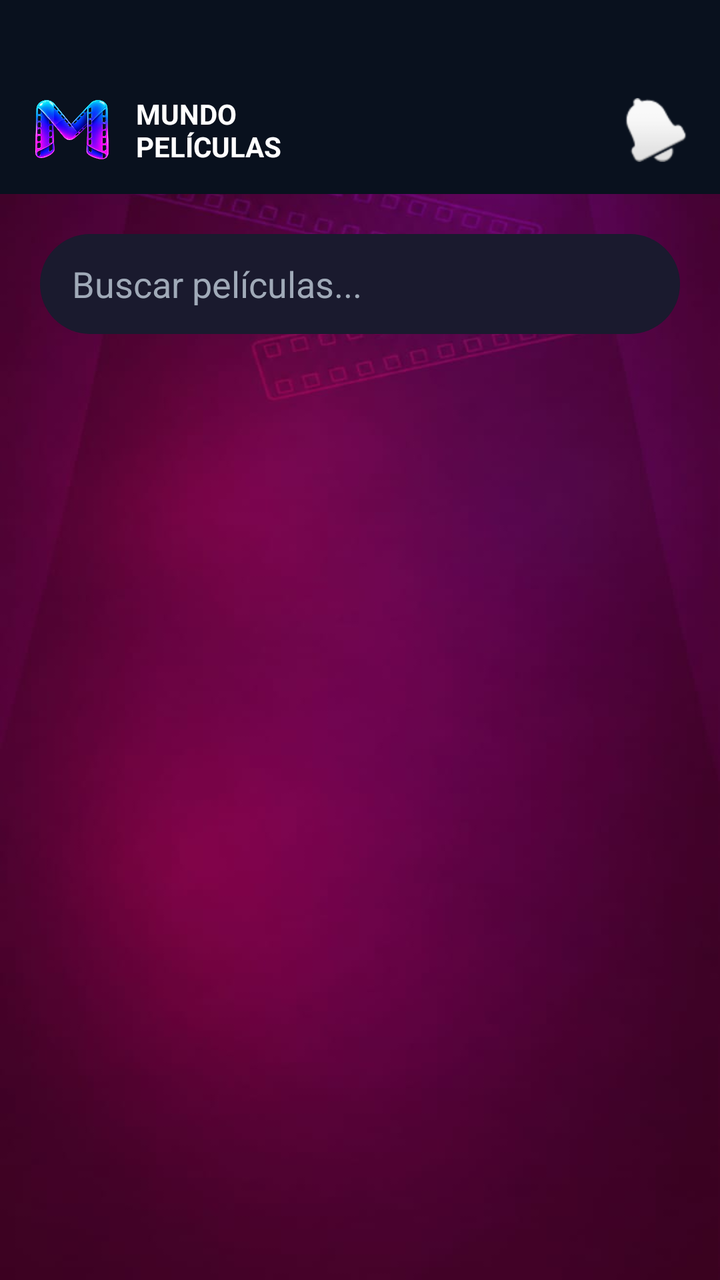
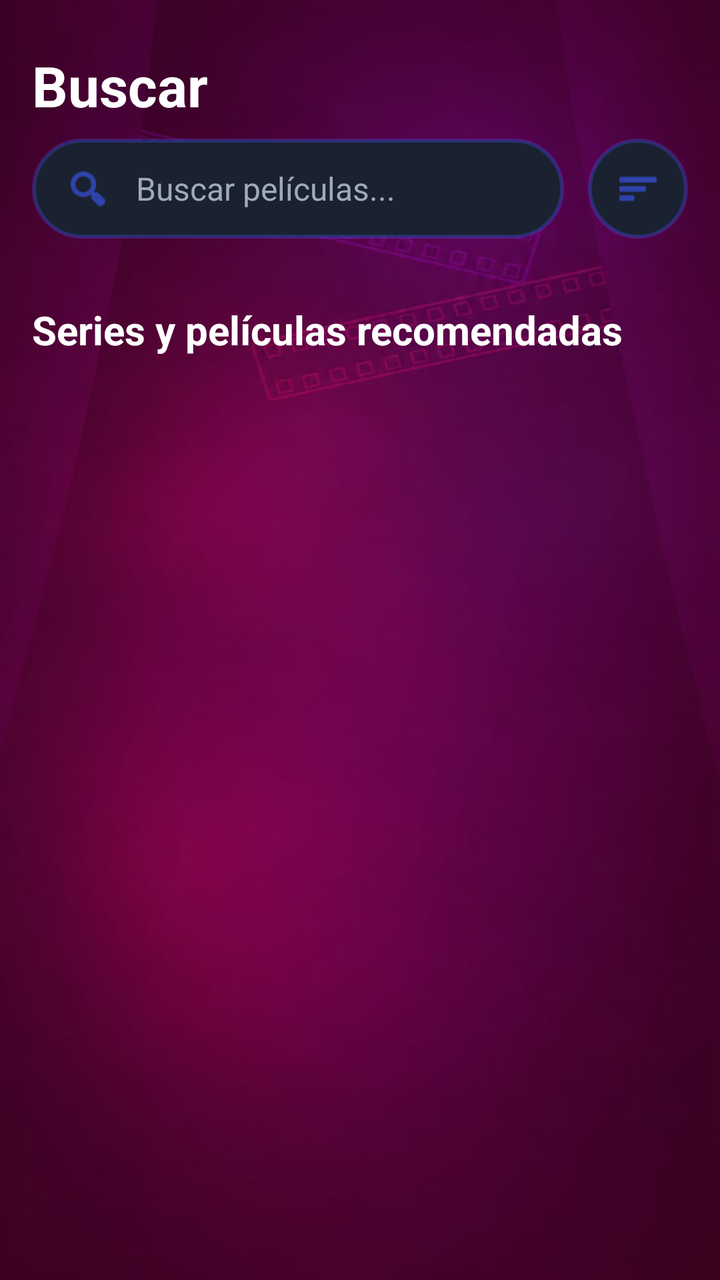

The first picture is an Android layout as it rendered before a commit; the second is the same layout after the commit. The layout source and the unified diff follow.
<!-- AndroidManifest.xml: application theme Theme.MundoPeliculas -->
<!-- res/layout/fragment_search.xml -->
<?xml version="1.0" encoding="utf-8"?>
<androidx.constraintlayout.widget.ConstraintLayout xmlns:android="http://schemas.android.com/apk/res/android"
    xmlns:app="http://schemas.android.com/apk/res-auto"
    android:layout_width="match_parent"
    android:layout_height="match_parent"
    android:background="@drawable/fondo_vino">

    <include
        android:id="@+id/includeTopBar"
        layout="@layout/top_bar"
        android:layout_width="match_parent"
        android:layout_height="wrap_content"
        app:layout_constraintTop_toTopOf="parent" />

    <EditText
        android:id="@+id/etSearch"
        android:layout_width="0dp"
        android:layout_height="50dp"
        android:layout_margin="20dp"
        android:background="@drawable/bg_bottom_nav"
        android:hint="Buscar películas..."
        android:paddingHorizontal="16dp"
        android:textColor="#FFFFFF"
        android:textColorHint="#A0AAB8"
        app:layout_constraintEnd_toEndOf="parent"
        app:layout_constraintStart_toStartOf="parent"
        app:layout_constraintTop_toBottomOf="@id/includeTopBar" />

    <androidx.recyclerview.widget.RecyclerView
        android:id="@+id/rvSearchResults"
        android:layout_width="match_parent"
        android:layout_height="0dp"
        android:layout_marginTop="10dp"
        android:paddingHorizontal="10dp"
        app:layout_constraintBottom_toBottomOf="parent"
        app:layout_constraintTop_toBottomOf="@id/etSearch" />

    <TextView
        android:id="@+id/tvNoResults"
        android:layout_width="wrap_content"
        android:layout_height="wrap_content"
        android:text="No se encontraron resultados"
        android:textColor="#FFFFFF"
        android:visibility="gone"
        app:layout_constraintBottom_toBottomOf="parent"
        app:layout_constraintEnd_toEndOf="parent"
        app:layout_constraintStart_toStartOf="parent"
        app:layout_constraintTop_toBottomOf="@id/etSearch" />

</androidx.constraintlayout.widget.ConstraintLayout>
<!-- res/layout/top_bar.xml (included above) -->
<?xml version="1.0" encoding="utf-8"?>
<androidx.constraintlayout.widget.ConstraintLayout xmlns:android="http://schemas.android.com/apk/res/android"
    xmlns:app="http://schemas.android.com/apk/res-auto"
    android:id="@+id/topBar"
    android:layout_width="match_parent"
    android:layout_height="wrap_content"
    android:background="#09111E"
    android:paddingTop="45dp"
    android:paddingBottom="12dp"
    android:paddingHorizontal="16dp">

    <ImageView
        android:id="@+id/ivLogoTop"
        android:layout_width="40dp"
        android:layout_height="40dp"
        android:contentDescription="Logo"
        android:src="@drawable/logo_msinfondo"
        app:layout_constraintBottom_toBottomOf="parent"
        app:layout_constraintStart_toStartOf="parent"
        app:layout_constraintTop_toTopOf="parent" />

    <TextView
        android:id="@+id/tvTitleTop"
        android:layout_width="wrap_content"
        android:layout_height="wrap_content"
        android:layout_marginStart="12dp"
        android:text="MUNDO\nPELÍCULAS"
        android:textColor="#FFFFFF"
        android:textSize="14sp"
        android:textStyle="bold"
        app:layout_constraintBottom_toBottomOf="parent"
        app:layout_constraintStart_toEndOf="@+id/ivLogoTop"
        app:layout_constraintTop_toTopOf="parent" />

    <ImageView
        android:id="@+id/btnNotification"
        android:layout_width="32dp"
        android:layout_height="32dp"
        android:contentDescription="Notificaciones"
        android:src="@android:drawable/ic_popup_reminder"
        app:layout_constraintBottom_toBottomOf="parent"
        app:layout_constraintEnd_toEndOf="parent"
        app:layout_constraintTop_toTopOf="parent" />

</androidx.constraintlayout.widget.ConstraintLayout>
<!-- resources referenced by this layout -->
<resources>
  <!-- drawable bg_bottom_nav (drawable) -->
  <?xml version="1.0" encoding="utf-8"?>
  <shape xmlns:android="http://schemas.android.com/apk/res/android">
      <solid android:color="#1A1A2E" />
      <corners android:radius="30dp" />
  </shape>
  <!-- drawable fondo_vino: jpg bitmap (drawable, 20423 bytes) -->
  <!-- drawable logo_msinfondo: png bitmap (drawable, 297038 bytes) -->
  <style name="Theme.MundoPeliculas" parent="Base.Theme.MundoPeliculas" />
  <style name="Base.Theme.MundoPeliculas" parent="Theme.Material3.DayNight.NoActionBar">
          
          
      </style>
</resources>

<!-- the commit's change to res/layout/fragment_search.xml (unified diff, before → after) -->
@@ -1,96 +1,138 @@
 <?xml version="1.0" encoding="utf-8"?>
-<androidx.constraintlayout.widget.ConstraintLayout xmlns:android="http://schemas.android.com/apk/res/android"
+<LinearLayout xmlns:android="http://schemas.android.com/apk/res/android"
     xmlns:app="http://schemas.android.com/apk/res-auto"
     android:layout_width="match_parent"
     android:layout_height="match_parent"
+    android:orientation="vertical"
     android:background="@drawable/fondo_vino">
 
-    <include
-        android:id="@+id/includeTopBar"
-        layout="@layout/top_bar"
+    
+    <TextView
         android:layout_width="match_parent"
         android:layout_height="wrap_content"
-        app:layout_constraintTop_toTopOf="parent" />
+        android:text="Buscar"
+        android:textColor="#FFFFFF"
+        android:textSize="28sp"
+        android:textStyle="bold"
+        android:paddingHorizontal="16dp"
+        android:paddingTop="24dp"
+        android:paddingBottom="8dp" />
 
-    <EditText
-        android:id="@+id/etSearch"
-        android:layout_width="0dp"
-        android:layout_height="50dp"
-        android:layout_margin="20dp"
-        android:background="@drawable/bg_bottom_nav"
-        android:hint="Buscar películas..."
+    
+    <LinearLayout
+        android:layout_width="match_parent"
+        android:layout_height="wrap_content"
         android:paddingHorizontal="16dp"
-        android:textColor="#FFFFFF"
-        android:textColorHint="#A0AAB8"
-        app:layout_constraintEnd_toEndOf="parent"
-        app:layout_constraintStart_toStartOf="parent"
-        app:layout_constraintTop_toBottomOf="@id/includeTopBar" />
+        android:paddingBottom="16dp"
+        android:gravity="center_vertical"
+        android:orientation="horizontal">
 
-    <androidx.recyclerview.widget.RecyclerView
-        android:id="@+id/rvSearchResults"
+        <LinearLayout
+            android:layout_width="0dp"
+            android:layout_height="50dp"
+            android:layout_weight="1"
+            android:background="@drawable/bg_search_bar_premium"
+            android:gravity="center_vertical"
+            android:paddingHorizontal="16dp"
+            android:orientation="horizontal">
+
+            <ImageView
+                android:id="@+id/ivSearchIcon"
+                android:layout_width="24dp"
+                android:layout_height="24dp"
+                android:src="@android:drawable/ic_menu_search"
+                app:tint="@color/accent_blue"
+                android:contentDescription="@string/search_hint"
+                android:clickable="true"
+                android:focusable="true" />
+
+            <EditText
+                android:id="@+id/etSearchMovie"
+                android:layout_width="match_parent"
+                android:layout_height="match_parent"
+                android:background="@android:color/transparent"
+                android:hint="Buscar películas..."
+                android:textColorHint="#A0AAB8"
+                android:textColor="#FFFFFF"
+                android:paddingStart="12dp"
+                android:paddingEnd="12dp"
+                android:textSize="16sp"
+                android:inputType="text"
+                android:singleLine="true"
+                android:imeOptions="actionSearch" />
+        </LinearLayout>
+
+        <ImageView
+            android:id="@+id/ivSearchFilter"
+            android:layout_width="50dp"
+            android:layout_height="50dp"
+            android:layout_marginStart="12dp"
+            android:background="@drawable/bg_filter_circular"
+            android:padding="14dp"
+            android:src="@android:drawable/ic_menu_sort_by_size"
+            app:tint="@color/accent_blue"
+            android:clickable="true"
+            android:focusable="true" />
+    </LinearLayout>
+
+    <ScrollView
         android:layout_width="match_parent"
-        android:layout_height="0dp"
-        android:layout_marginTop="10dp"
-        android:paddingHorizontal="10dp"
-        app:layout_constraintBottom_toBottomOf="parent"
-        app:layout_constraintTop_toBottomOf="@id/etSearch" />
+        android:layout_height="match_parent"
+        android:fillViewport="true">
 
-    <TextView
-        android:id="@+id/tvNoResults"
-        android:layout_width="wrap_content"
-        android:layout_height="wrap_content"
-        android:text="No se encontraron resultados"
-        android:textColor="#FFFFFF"
-        android:visibility="gone"
-        app:layout_constraintBottom_toBottomOf="parent"
-        app:layout_constraintEnd_toEndOf="parent"
-        app:layout_constraintStart_toStartOf="parent"
-        app:layout_constraintTop_toBottomOf="@id/etSearch" />
+        <LinearLayout
+            android:layout_width="match_parent"
+            android:layout_height="wrap_content"
+            android:orientation="vertical"
+            android:paddingBottom="80dp">
 
-</androidx.constraintlayout.widget.ConstraintLayout>
-<!-- res/layout/top_bar.xml (included above) -->
-<?xml version="1.0" encoding="utf-8"?>
-<androidx.constraintlayout.widget.ConstraintLayout xmlns:android="http://schemas.android.com/apk/res/android"
-    xmlns:app="http://schemas.android.com/apk/res-auto"
-    android:id="@+id/topBar"
-    android:layout_width="match_parent"
-    android:layout_height="wrap_content"
-    android:background="#09111E"
-    android:paddingTop="45dp"
-    android:paddingBottom="12dp"
-    android:paddingHorizontal="16dp">
+            
+            <LinearLayout
+                android:id="@+id/layoutRecent"
+                android:layout_width="match_parent"
+                android:layout_height="wrap_content"
+                android:orientation="vertical"
+                android:visibility="gone">
 
-    <ImageView
-        android:id="@+id/ivLogoTop"
-        android:layout_width="40dp"
-        android:layout_height="40dp"
-        android:contentDescription="Logo"
-        android:src="@drawable/logo_msinfondo"
-        app:layout_constraintBottom_toBottomOf="parent"
-        app:layout_constraintStart_toStartOf="parent"
-        app:layout_constraintTop_toTopOf="parent" />
+                <TextView
+                    android:layout_width="match_parent"
+                    android:layout_height="wrap_content"
+                    android:text="Búsquedas recientes"
+                    android:textColor="#FFFFFF"
+                    android:textSize="18sp"
+                    android:textStyle="bold"
+                    android:paddingHorizontal="16dp"
+                    android:layout_marginTop="8dp" />
 
-    <TextView
-        android:id="@+id/tvTitleTop"
-        android:layout_width="wrap_content"
-        android:layout_height="wrap_content"
-        android:layout_marginStart="12dp"
-        android:text="MUNDO\nPELÍCULAS"
-        android:textColor="#FFFFFF"
-        android:textSize="14sp"
-        android:textStyle="bold"
-        app:layout_constraintBottom_toBottomOf="parent"
-        app:layout_constraintStart_toEndOf="@+id/ivLogoTop"
-        app:layout_constraintTop_toTopOf="parent" />
+                <com.google.android.material.chip.ChipGroup
+                    android:id="@+id/cgRecentSearches"
+                    android:layout_width="match_parent"
+                    android:layout_height="wrap_content"
+                    android:paddingHorizontal="16dp"
+                    android:layout_marginTop="8dp"
+                    app:chipSpacingHorizontal="8dp" />
+            </LinearLayout>
 
-    <ImageView
-        android:id="@+id/btnNotification"
-        android:layout_width="32dp"
-        android:layout_height="32dp"
-        android:contentDescription="Notificaciones"
-        android:src="@android:drawable/ic_popup_reminder"
-        app:layout_constraintBottom_toBottomOf="parent"
-        app:layout_constraintEnd_toEndOf="parent"
-        app:layout_constraintTop_toTopOf="parent" />
+            
+            <TextView
+                android:id="@+id/tvSearchStatus"
+                android:layout_width="match_parent"
+                android:layout_height="wrap_content"
+                android:textColor="#FFFFFF"
+                android:textSize="20sp"
+                android:textStyle="bold"
+                android:paddingHorizontal="16dp"
+                android:layout_marginTop="16dp"
+                android:text="Series y películas recomendadas" />
 
-</androidx.constraintlayout.widget.ConstraintLayout>
+            <androidx.recyclerview.widget.RecyclerView
+                android:id="@+id/rvSearchResults"
+                android:layout_width="match_parent"
+                android:layout_height="wrap_content"
+                android:layout_marginTop="12dp"
+                android:nestedScrollingEnabled="false"
+                android:paddingHorizontal="8dp" />
+
+        </LinearLayout>
+    </ScrollView>
+</LinearLayout>
<!-- resource entries referenced after the edit -->
@@ -1,13 +1,26 @@
 <!-- resources referenced by this layout -->
 <resources>
-  <!-- drawable bg_bottom_nav (drawable) -->
+  <color name="accent_blue">#3D5AFE</color>
+  <!-- drawable bg_filter_circular (drawable) -->
+  <?xml version="1.0" encoding="utf-8"?>
+  <shape xmlns:android="http://schemas.android.com/apk/res/android"
+      android:shape="oval">
+      <solid android:color="#1A2130" />
+      <stroke
+          android:width="2dp"
+          android:color="#4D3D5AFE" />
+  </shape>
+  <!-- drawable bg_search_bar_premium (drawable) -->
   <?xml version="1.0" encoding="utf-8"?>
   <shape xmlns:android="http://schemas.android.com/apk/res/android">
-      <solid android:color="#1A1A2E" />
-      <corners android:radius="30dp" />
+      <solid android:color="#1A2130" />
+      <corners android:radius="25dp" />
+      <stroke
+          android:width="2dp"
+          android:color="#4D3D5AFE" />
   </shape>
   <!-- drawable fondo_vino: jpg bitmap (drawable, 20423 bytes) -->
-  <!-- drawable logo_msinfondo: png bitmap (drawable, 297038 bytes) -->
+  <string name="search_hint">Buscar películas...</string>
   <style name="Theme.MundoPeliculas" parent="Base.Theme.MundoPeliculas" />
   <style name="Base.Theme.MundoPeliculas" parent="Theme.Material3.DayNight.NoActionBar">
           
